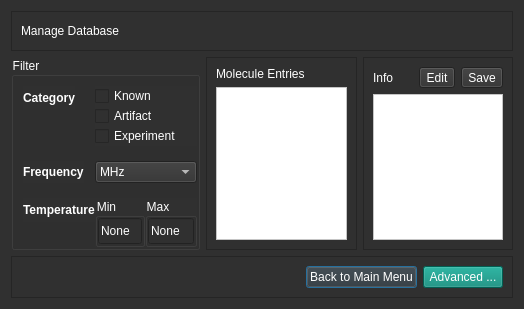
This is app/dialogs/frames/manage_database.ui in jnicoleoliveira/SPECData as Qt 5 draws it before an edit. The edited form follows.
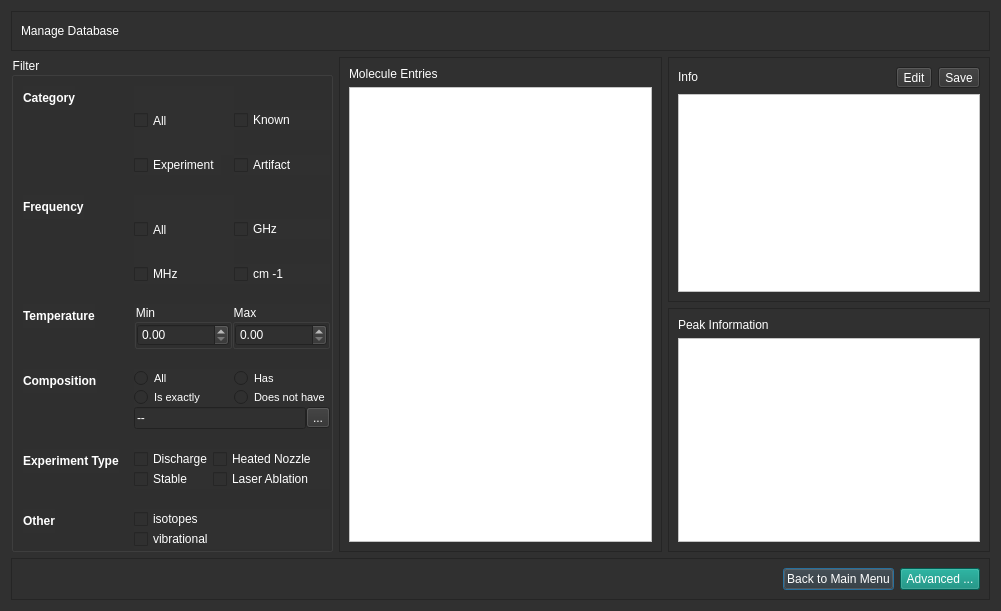
This is the edited form.

Commit message: - moved splash screen to events - redesigned manage_database.ui - added get_last_updated function to knowninfo_table, and experimentinfo_table - manage database functionality added     - populate_molcuele_table_widget(mids)     - populate_info_table_widget(mid) (info, artifact, and experiment)

```diff
--- a/app/dialogs/frames/manage_database.ui
+++ b/app/dialogs/frames/manage_database.ui
@@ -6,8 +6,8 @@
    <rect>
     <x>0</x>
     <y>0</y>
-    <width>524</width>
-    <height>309</height>
+    <width>1001</width>
+    <height>611</height>
    </rect>
   </property>
   <property name="windowTitle">
@@ -17,55 +17,14 @@
    <string notr="true">background-color: rgb(48, 48, 48);
 color: rgb(255, 255, 255);</string>
   </property>
-  <layout class="QVBoxLayout" name="verticalLayout_2">
-   <item>
-    <widget class="QFrame" name="frame">
-     <property name="sizePolicy">
-      <sizepolicy hsizetype="Preferred" vsizetype="Fixed">
-       <horstretch>0</horstretch>
-       <verstretch>0</verstretch>
-      </sizepolicy>
-     </property>
-     <property name="frameShape">
-      <enum>QFrame::StyledPanel</enum>
-     </property>
-     <property name="frameShadow">
-      <enum>QFrame::Raised</enum>
-     </property>
-     <layout class="QHBoxLayout" name="horizontalLayout_5">
-      <item>
-       <widget class="QLabel" name="label_4">
-        <property name="sizePolicy">
-         <sizepolicy hsizetype="Preferred" vsizetype="MinimumExpanding">
-          <horstretch>0</horstretch>
-          <verstretch>0</verstretch>
-         </sizepolicy>
-        </property>
-        <property name="text">
-         <string>Manage Database</string>
-        </property>
-       </widget>
-      </item>
-      <item>
-       <spacer name="horizontalSpacer_2">
-        <property name="orientation">
-         <enum>Qt::Horizontal</enum>
-        </property>
-        <property name="sizeHint" stdset="0">
-         <size>
-          <width>40</width>
-          <height>20</height>
-         </size>
-        </property>
-       </spacer>
-      </item>
-     </layout>
-    </widget>
-   </item>
-   <item>
-    <layout class="QHBoxLayout" name="horizontalLayout_3">
-     <item>
+  <layout class="QGridLayout" name="gridLayout_12">
+   <item row="1" column="0" rowspan="2">
       <widget class="QGroupBox" name="groupBox_3">
+     <property name="font">
+      <font>
+       <pointsize>9</pointsize>
+      </font>
+     </property>
        <property name="title">
         <string>Filter</string>
        </property>
@@ -81,9 +40,18 @@
         </property>
         <item row="0" column="0">
          <layout class="QFormLayout" name="formLayout">
-          <property name="verticalSpacing">
+        <property name="fieldGrowthPolicy">
+         <enum>QFormLayout::ExpandingFieldsGrow</enum>
+        </property>
+        <property name="labelAlignment">
+         <set>Qt::AlignLeading|Qt::AlignLeft|Qt::AlignVCenter</set>
+        </property>
+        <property name="horizontalSpacing">
            <number>15</number>
           </property>
+        <property name="verticalSpacing">
+         <number>20</number>
+        </property>
           <item row="0" column="0">
            <widget class="QLabel" name="label_2">
             <property name="font">
@@ -98,17 +66,64 @@
            </widget>
           </item>
           <item row="0" column="1">
-           <layout class="QVBoxLayout" name="verticalLayout">
-            <item>
+         <layout class="QGridLayout" name="gridLayout_10">
+          <property name="spacing">
+           <number>0</number>
+          </property>
+          <item row="0" column="0">
+           <widget class="QCheckBox" name="checkBox_7">
+            <property name="sizePolicy">
+             <sizepolicy hsizetype="Fixed" vsizetype="MinimumExpanding">
+              <horstretch>0</horstretch>
+              <verstretch>0</verstretch>
+             </sizepolicy>
+            </property>
+            <property name="minimumSize">
+             <size>
+              <width>100</width>
+              <height>0</height>
+             </size>
+            </property>
+            <property name="maximumSize">
+             <size>
+              <width>100</width>
+              <height>16777215</height>
+             </size>
+            </property>
+            <property name="styleSheet">
+             <string notr="true"/>
+            </property>
+            <property name="text">
+             <string>All</string>
+            </property>
+           </widget>
+          </item>
+          <item row="1" column="0">
+           <widget class="QCheckBox" name="checkBox_3">
+            <property name="sizePolicy">
+             <sizepolicy hsizetype="Fixed" vsizetype="Fixed">
+              <horstretch>0</horstretch>
+              <verstretch>0</verstretch>
+             </sizepolicy>
+            </property>
+            <property name="styleSheet">
+             <string notr="true"/>
+            </property>
+            <property name="text">
+             <string>Experiment</string>
+            </property>
+           </widget>
+          </item>
+          <item row="0" column="1">
              <widget class="QCheckBox" name="checkBox">
               <property name="sizePolicy">
-               <sizepolicy hsizetype="Expanding" vsizetype="Fixed">
+             <sizepolicy hsizetype="MinimumExpanding" vsizetype="Fixed">
                 <horstretch>0</horstretch>
                 <verstretch>0</verstretch>
                </sizepolicy>
               </property>
               <property name="styleSheet">
-               <string notr="true">color: rgb(255, 255, 255);</string>
+             <string notr="true"/>
               </property>
               <property name="text">
                <string>Known</string>
@@ -118,7 +133,7 @@
               </property>
              </widget>
             </item>
-            <item>
+          <item row="1" column="1">
              <widget class="QCheckBox" name="checkBox_2">
               <property name="sizePolicy">
                <sizepolicy hsizetype="Expanding" vsizetype="Fixed">
@@ -127,29 +142,13 @@
                </sizepolicy>
               </property>
               <property name="styleSheet">
-               <string notr="true">color: rgb(255, 255, 255);</string>
+             <string notr="true"/>
               </property>
               <property name="text">
                <string>Artifact</string>
               </property>
              </widget>
             </item>
-            <item>
-             <widget class="QCheckBox" name="checkBox_3">
-              <property name="sizePolicy">
-               <sizepolicy hsizetype="Expanding" vsizetype="Fixed">
-                <horstretch>0</horstretch>
-                <verstretch>0</verstretch>
-               </sizepolicy>
-              </property>
-              <property name="styleSheet">
-               <string notr="true">color: rgb(255, 255, 255);</string>
-              </property>
-              <property name="text">
-               <string>Experiment</string>
-              </property>
-             </widget>
-            </item>
            </layout>
           </item>
           <item row="1" column="0">
@@ -169,13 +168,72 @@
            </widget>
           </item>
           <item row="1" column="1">
-           <widget class="QComboBox" name="comboBox">
-            <item>
+         <layout class="QGridLayout" name="gridLayout_9">
+          <item row="0" column="0">
+           <widget class="QCheckBox" name="checkBox_8">
+            <property name="sizePolicy">
+             <sizepolicy hsizetype="Fixed" vsizetype="MinimumExpanding">
+              <horstretch>0</horstretch>
+              <verstretch>0</verstretch>
+             </sizepolicy>
+            </property>
+            <property name="minimumSize">
+             <size>
+              <width>100</width>
+              <height>0</height>
+             </size>
+            </property>
+            <property name="maximumSize">
+             <size>
+              <width>100</width>
+              <height>16777215</height>
+             </size>
+            </property>
+            <property name="styleSheet">
+             <string notr="true"/>
+            </property>
+            <property name="text">
+             <string>All</string>
+            </property>
+           </widget>
+          </item>
+          <item row="1" column="0">
+           <widget class="QCheckBox" name="checkBox_4">
+            <property name="styleSheet">
+             <string notr="true"/>
+            </property>
              <property name="text">
               <string>MHz</string>
              </property>
-            </item>
+           </widget>
+          </item>
+          <item row="0" column="1">
+           <widget class="QCheckBox" name="checkBox_5">
+            <property name="sizePolicy">
+             <sizepolicy hsizetype="MinimumExpanding" vsizetype="Fixed">
+              <horstretch>0</horstretch>
+              <verstretch>0</verstretch>
+             </sizepolicy>
+            </property>
+            <property name="styleSheet">
+             <string notr="true"/>
+            </property>
+            <property name="text">
+             <string>GHz</string>
+            </property>
            </widget>
+          </item>
+          <item row="1" column="1">
+           <widget class="QCheckBox" name="checkBox_6">
+            <property name="styleSheet">
+             <string notr="true"/>
+            </property>
+            <property name="text">
+             <string>cm -1</string>
+            </property>
+           </widget>
+          </item>
+         </layout>
           </item>
           <item row="2" column="0">
            <widget class="QLabel" name="label_3">
@@ -198,32 +256,20 @@
                <string>Min</string>
               </property>
               <layout class="QGridLayout" name="gridLayout_3">
-               <property name="leftMargin">
-                <number>0</number>
-               </property>
-               <property name="topMargin">
-                <number>0</number>
-               </property>
-               <property name="rightMargin">
-                <number>0</number>
-               </property>
-               <property name="bottomMargin">
+             <property name="margin">
                 <number>0</number>
                </property>
                <property name="spacing">
                 <number>0</number>
                </property>
                <item row="0" column="0">
-                <widget class="QLineEdit" name="lineEdit">
+              <widget class="QDoubleSpinBox" name="doubleSpinBox">
                  <property name="sizePolicy">
-                  <sizepolicy hsizetype="Expanding" vsizetype="Expanding">
+                <sizepolicy hsizetype="MinimumExpanding" vsizetype="Fixed">
                    <horstretch>0</horstretch>
                    <verstretch>0</verstretch>
                   </sizepolicy>
                  </property>
-                 <property name="text">
-                  <string>None</string>
-                 </property>
                 </widget>
                </item>
               </layout>
@@ -235,58 +281,245 @@
                <string>Max</string>
               </property>
               <layout class="QGridLayout" name="gridLayout_4">
-               <property name="leftMargin">
+             <property name="margin">
                 <number>0</number>
                </property>
-               <property name="topMargin">
+             <property name="spacing">
                 <number>0</number>
                </property>
-               <property name="rightMargin">
-                <number>0</number>
+             <item row="0" column="0">
+              <widget class="QDoubleSpinBox" name="doubleSpinBox_2">
+               <property name="sizePolicy">
+                <sizepolicy hsizetype="MinimumExpanding" vsizetype="Fixed">
+                 <horstretch>0</horstretch>
+                 <verstretch>0</verstretch>
+                </sizepolicy>
                </property>
-               <property name="bottomMargin">
-                <number>0</number>
-               </property>
-               <property name="spacing">
-                <number>0</number>
-               </property>
+              </widget>
+             </item>
+            </layout>
+           </widget>
+          </item>
+         </layout>
+        </item>
+        <item row="3" column="0">
+         <widget class="QLabel" name="label_7">
+          <property name="font">
+           <font>
+            <weight>75</weight>
+            <bold>true</bold>
+           </font>
+          </property>
+          <property name="text">
+           <string>Composition</string>
+          </property>
+         </widget>
+        </item>
+        <item row="3" column="1">
+         <layout class="QVBoxLayout" name="verticalLayout_3">
+          <item>
+           <layout class="QGridLayout" name="gridLayout_7">
+            <item row="1" column="0">
+             <widget class="QRadioButton" name="radioButton_2">
+              <property name="font">
+               <font>
+                <pointsize>8</pointsize>
+               </font>
+              </property>
+              <property name="text">
+               <string>Is exactly</string>
+              </property>
+             </widget>
+            </item>
                <item row="0" column="0">
-                <widget class="QLineEdit" name="lineEdit_3">
+             <widget class="QRadioButton" name="radioButton_4">
                  <property name="sizePolicy">
-                  <sizepolicy hsizetype="Expanding" vsizetype="Expanding">
+               <sizepolicy hsizetype="Minimum" vsizetype="Fixed">
                    <horstretch>0</horstretch>
                    <verstretch>0</verstretch>
                   </sizepolicy>
                  </property>
+              <property name="minimumSize">
+               <size>
+                <width>100</width>
+                <height>0</height>
+               </size>
+              </property>
+              <property name="maximumSize">
+               <size>
+                <width>100</width>
+                <height>16777215</height>
+               </size>
+              </property>
+              <property name="font">
+               <font>
+                <pointsize>8</pointsize>
+               </font>
+              </property>
                  <property name="text">
-                  <string>None</string>
+               <string>All</string>
                  </property>
                 </widget>
                </item>
-              </layout>
-             </widget>
-            </item>
+            <item row="0" column="1">
+             <widget class="QRadioButton" name="radioButton">
+              <property name="sizePolicy">
+               <sizepolicy hsizetype="MinimumExpanding" vsizetype="Fixed">
+                <horstretch>0</horstretch>
+                <verstretch>0</verstretch>
+               </sizepolicy>
+              </property>
+              <property name="font">
+               <font>
+                <pointsize>8</pointsize>
+               </font>
+              </property>
+              <property name="text">
+               <string>Has</string>
+              </property>
+             </widget>
+            </item>
+            <item row="1" column="1">
+             <widget class="QRadioButton" name="radioButton_3">
+              <property name="font">
+               <font>
+                <pointsize>8</pointsize>
+               </font>
+              </property>
+              <property name="text">
+               <string>Does not have</string>
+              </property>
+             </widget>
+            </item>
+           </layout>
+          </item>
+          <item>
+           <layout class="QVBoxLayout" name="verticalLayout_2">
+            <item>
+             <layout class="QHBoxLayout" name="horizontalLayout_3">
+              <property name="spacing">
+               <number>0</number>
+              </property>
+              <item>
+               <widget class="QLineEdit" name="lineEdit_2">
+                <property name="text">
+                 <string>--</string>
+                </property>
+               </widget>
+              </item>
+              <item>
+               <widget class="QToolButton" name="toolButton_2">
+                <property name="text">
+                 <string>...</string>
+                </property>
+               </widget>
+              </item>
            </layout>
           </item>
          </layout>
         </item>
        </layout>
-      </widget>
-     </item>
-     <item>
-      <spacer name="horizontalSpacer_3">
-       <property name="orientation">
-        <enum>Qt::Horizontal</enum>
-       </property>
-       <property name="sizeHint" stdset="0">
-        <size>
-         <width>40</width>
-         <height>20</height>
-        </size>
-       </property>
-      </spacer>
-     </item>
-     <item>
+        </item>
+        <item row="4" column="0">
+         <widget class="QLabel" name="label_9">
+          <property name="font">
+           <font>
+            <weight>75</weight>
+            <bold>true</bold>
+           </font>
+          </property>
+          <property name="text">
+           <string>Experiment Type</string>
+          </property>
+          <property name="wordWrap">
+           <bool>true</bool>
+          </property>
+         </widget>
+        </item>
+        <item row="4" column="1">
+         <layout class="QGridLayout" name="gridLayout_8">
+          <item row="0" column="0">
+           <widget class="QCheckBox" name="checkBox_9">
+            <property name="text">
+             <string>Discharge</string>
+            </property>
+           </widget>
+          </item>
+          <item row="1" column="0">
+           <widget class="QCheckBox" name="checkBox_10">
+            <property name="text">
+             <string>Stable</string>
+            </property>
+           </widget>
+          </item>
+          <item row="0" column="1">
+           <widget class="QCheckBox" name="checkBox_11">
+            <property name="sizePolicy">
+             <sizepolicy hsizetype="MinimumExpanding" vsizetype="Fixed">
+              <horstretch>0</horstretch>
+              <verstretch>0</verstretch>
+             </sizepolicy>
+            </property>
+            <property name="text">
+             <string>Heated Nozzle</string>
+            </property>
+           </widget>
+          </item>
+          <item row="1" column="1">
+           <widget class="QCheckBox" name="checkBox_12">
+            <property name="text">
+             <string>Laser Ablation</string>
+            </property>
+           </widget>
+          </item>
+         </layout>
+        </item>
+        <item row="5" column="0">
+         <widget class="QLabel" name="label_10">
+          <property name="font">
+           <font>
+            <weight>75</weight>
+            <bold>true</bold>
+           </font>
+          </property>
+          <property name="text">
+           <string>Other</string>
+          </property>
+          <property name="wordWrap">
+           <bool>true</bool>
+          </property>
+         </widget>
+        </item>
+        <item row="5" column="1">
+         <layout class="QGridLayout" name="gridLayout_6">
+          <item row="0" column="0">
+           <widget class="QCheckBox" name="checkBox_13">
+            <property name="text">
+             <string>isotopes</string>
+            </property>
+           </widget>
+          </item>
+          <item row="1" column="0">
+           <widget class="QCheckBox" name="checkBox_14">
+            <property name="sizePolicy">
+             <sizepolicy hsizetype="MinimumExpanding" vsizetype="Fixed">
+              <horstretch>0</horstretch>
+              <verstretch>0</verstretch>
+             </sizepolicy>
+            </property>
+            <property name="text">
+             <string>vibrational</string>
+            </property>
+           </widget>
+          </item>
+         </layout>
+        </item>
+       </layout>
+      </item>
+     </layout>
+    </widget>
+   </item>
+   <item row="1" column="1" rowspan="2">
       <widget class="QScrollArea" name="scrollArea">
        <property name="sizePolicy">
         <sizepolicy hsizetype="Expanding" vsizetype="Expanding">
@@ -302,25 +535,11 @@
          <rect>
           <x>0</x>
           <y>0</y>
-          <width>167</width>
-          <height>217</height>
+        <width>309</width>
+        <height>497</height>
          </rect>
         </property>
         <layout class="QGridLayout" name="gridLayout">
-         <item row="1" column="0">
-          <widget class="QListView" name="listView_2">
-           <property name="sizePolicy">
-            <sizepolicy hsizetype="Expanding" vsizetype="Expanding">
-             <horstretch>0</horstretch>
-             <verstretch>0</verstretch>
-            </sizepolicy>
-           </property>
-           <property name="styleSheet">
-            <string notr="true">background-color: rgb(255, 255, 255);
-color: rgb(0, 0, 0);</string>
-           </property>
-          </widget>
-         </item>
          <item row="0" column="0">
           <widget class="QLabel" name="label_5">
            <property name="text">
@@ -328,11 +547,59 @@
            </property>
           </widget>
          </item>
+       <item row="1" column="0">
+        <widget class="QTableWidget" name="molecules_table">
+         <property name="styleSheet">
+          <string notr="true">background-color: rgb(255, 255, 255);
+color: rgb(0, 0, 0);</string>
+         </property>
+        </widget>
+       </item>
         </layout>
        </widget>
       </widget>
      </item>
-     <item>
+   <item row="2" column="2">
+    <widget class="QScrollArea" name="scrollArea_3">
+     <property name="sizePolicy">
+      <sizepolicy hsizetype="Expanding" vsizetype="Expanding">
+       <horstretch>0</horstretch>
+       <verstretch>0</verstretch>
+      </sizepolicy>
+     </property>
+     <property name="widgetResizable">
+      <bool>true</bool>
+     </property>
+     <widget class="QWidget" name="scrollAreaWidgetContents_3">
+      <property name="geometry">
+       <rect>
+        <x>0</x>
+        <y>0</y>
+        <width>308</width>
+        <height>243</height>
+       </rect>
+      </property>
+      <layout class="QGridLayout" name="gridLayout_11">
+       <item row="0" column="0">
+        <widget class="QLabel" name="label_11">
+         <property name="text">
+          <string>Peak Information</string>
+         </property>
+        </widget>
+       </item>
+       <item row="1" column="0">
+        <widget class="QTableWidget" name="peak_table">
+         <property name="styleSheet">
+          <string notr="true">background-color: rgb(255, 255, 255);
+color: rgb(0, 0, 0);</string>
+         </property>
+        </widget>
+       </item>
+      </layout>
+     </widget>
+    </widget>
+   </item>
+   <item row="1" column="2">
       <widget class="QScrollArea" name="scrollArea_2">
        <property name="widgetResizable">
         <bool>true</bool>
@@ -342,29 +609,21 @@
          <rect>
           <x>0</x>
           <y>0</y>
-          <width>167</width>
-          <height>217</height>
+        <width>308</width>
+        <height>244</height>
          </rect>
         </property>
         <layout class="QGridLayout" name="gridLayout_2">
-         <item row="1" column="0">
-          <widget class="QTableView" name="tableView">
-           <property name="sizePolicy">
-            <sizepolicy hsizetype="Expanding" vsizetype="Expanding">
-             <horstretch>0</horstretch>
-             <verstretch>0</verstretch>
-            </sizepolicy>
-           </property>
-           <property name="styleSheet">
-            <string notr="true">background-color: rgb(255, 255, 255);
-color: rgb(0, 0, 0);</string>
-           </property>
-          </widget>
-         </item>
          <item row="0" column="0">
           <layout class="QHBoxLayout" name="horizontalLayout_2">
            <item>
             <widget class="QLabel" name="label_6">
+           <property name="sizePolicy">
+            <sizepolicy hsizetype="Preferred" vsizetype="Fixed">
+             <horstretch>0</horstretch>
+             <verstretch>0</verstretch>
+            </sizepolicy>
+           </property>
              <property name="text">
               <string>Info</string>
              </property>
@@ -372,6 +631,12 @@
            </item>
            <item>
             <widget class="QToolButton" name="toolButton">
+           <property name="maximumSize">
+            <size>
+             <width>16777215</width>
+             <height>30</height>
+            </size>
+           </property>
              <property name="text">
               <string>Edit</string>
              </property>
@@ -379,6 +644,12 @@
            </item>
            <item>
             <widget class="QToolButton" name="toolButton_3">
+           <property name="maximumSize">
+            <size>
+             <width>16777215</width>
+             <height>30</height>
+            </size>
+           </property>
              <property name="text">
               <string>Save</string>
              </property>
@@ -386,13 +657,19 @@
            </item>
           </layout>
          </item>
+       <item row="1" column="0">
+        <widget class="QTableWidget" name="info_table">
+         <property name="styleSheet">
+          <string notr="true">background-color: rgb(255, 255, 255);
+color: rgb(0, 0, 0);</string>
+         </property>
+        </widget>
+       </item>
         </layout>
        </widget>
       </widget>
      </item>
-    </layout>
-   </item>
-   <item>
+   <item row="3" column="0" colspan="3">
     <widget class="QFrame" name="frame_2">
      <property name="sizePolicy">
       <sizepolicy hsizetype="Preferred" vsizetype="Fixed">
@@ -421,7 +698,7 @@
        </spacer>
       </item>
       <item>
-       <widget class="QPushButton" name="pushButton_2">
+       <widget class="QPushButton" name="back_btn">
         <property name="sizePolicy">
          <sizepolicy hsizetype="Minimum" vsizetype="MinimumExpanding">
           <horstretch>0</horstretch>
@@ -434,7 +711,7 @@
        </widget>
       </item>
       <item>
-       <widget class="QPushButton" name="pushButton_3">
+       <widget class="QPushButton" name="advanced_btn">
         <property name="sizePolicy">
          <sizepolicy hsizetype="Minimum" vsizetype="MinimumExpanding">
           <horstretch>0</horstretch>
@@ -452,23 +729,51 @@
      </layout>
     </widget>
    </item>
-  </layout>
-  <zorder>scrollArea_2</zorder>
-  <zorder>checkBox</zorder>
-  <zorder>checkBox_2</zorder>
-  <zorder>checkBox_3</zorder>
-  <zorder>scrollArea</zorder>
-  <zorder></zorder>
-  <zorder>comboBox</zorder>
-  <zorder>label</zorder>
-  <zorder>label_3</zorder>
-  <zorder>horizontalLayoutWidget</zorder>
-  <zorder>label_2</zorder>
-  <zorder>frame</zorder>
-  <zorder>label_6</zorder>
-  <zorder>groupBox_3</zorder>
-  <zorder>toolButton_2</zorder>
-  <zorder>frame_2</zorder>
+   <item row="0" column="0" colspan="3">
+    <widget class="QFrame" name="frame">
+     <property name="sizePolicy">
+      <sizepolicy hsizetype="Preferred" vsizetype="Fixed">
+       <horstretch>0</horstretch>
+       <verstretch>0</verstretch>
+      </sizepolicy>
+     </property>
+     <property name="frameShape">
+      <enum>QFrame::StyledPanel</enum>
+     </property>
+     <property name="frameShadow">
+      <enum>QFrame::Raised</enum>
+     </property>
+     <layout class="QHBoxLayout" name="horizontalLayout_5">
+      <item>
+       <widget class="QLabel" name="label_4">
+        <property name="sizePolicy">
+         <sizepolicy hsizetype="Preferred" vsizetype="MinimumExpanding">
+          <horstretch>0</horstretch>
+          <verstretch>0</verstretch>
+         </sizepolicy>
+        </property>
+        <property name="text">
+         <string>Manage Database</string>
+        </property>
+       </widget>
+      </item>
+      <item>
+       <spacer name="horizontalSpacer_2">
+        <property name="orientation">
+         <enum>Qt::Horizontal</enum>
+        </property>
+        <property name="sizeHint" stdset="0">
+         <size>
+          <width>40</width>
+          <height>20</height>
+         </size>
+        </property>
+       </spacer>
+      </item>
+     </layout>
+    </widget>
+   </item>
+  </layout>
  </widget>
  <resources/>
  <connections/>
```
Lines whose indentation alone changed are shown as unchanged. The commit also changes 8 other files.
